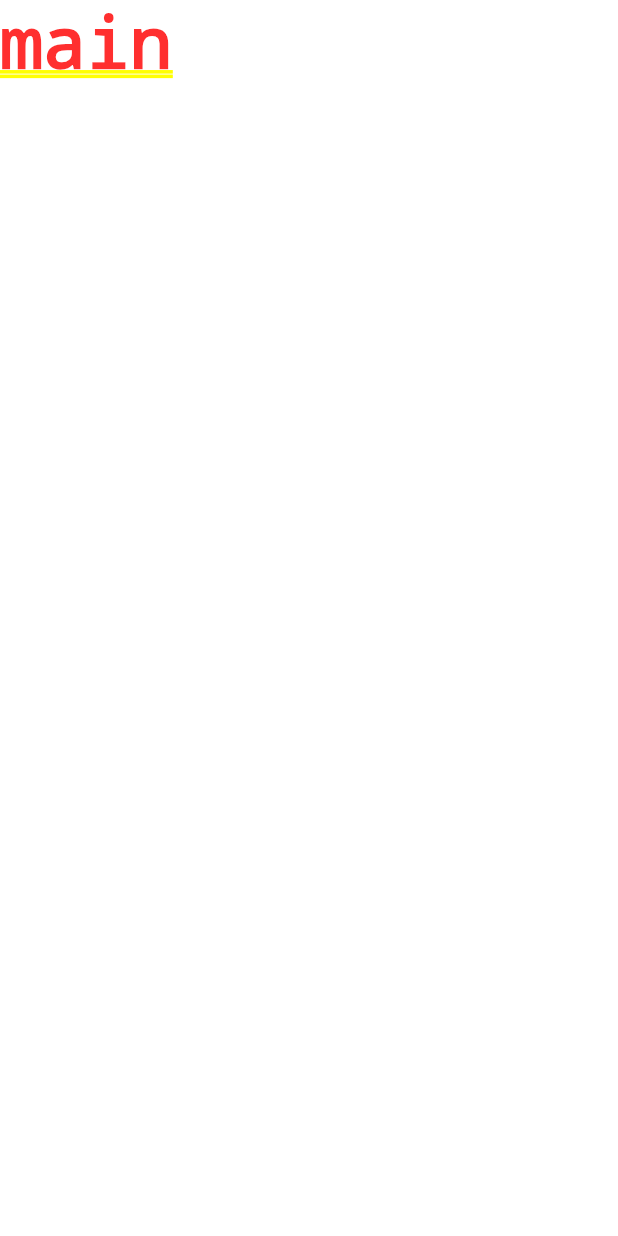
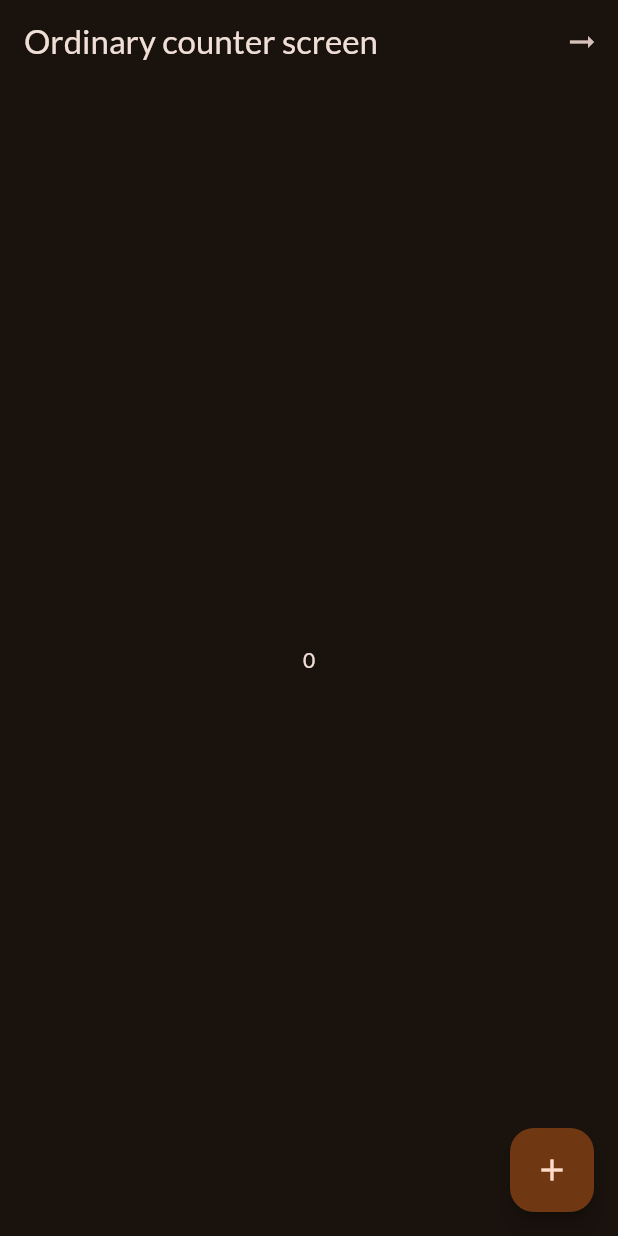
Before and after one commit to swaroopa-msil/flutter_training, a Flutter app: the screen it shows after launch, on a phone screen of 412 x 824 dp. Run offline on Flutter 3.47's test engine with Material 3 defaults, Android fonts, the phone set to English and light mode, and no system bars; our stand-ins replace google_fonts.

Commit message:
-  state managing using bloc

```diff
--- /dev/null
+++ b/lib/bloc/CounterBloc.dart
@@ -0,0 +1,32 @@
+import 'dart:async';
+import 'base_bloc.dart';
+
+class CounterBloc implements BaseBloc{
+ //final _streamController = StreamController<int>.broadcast(); for multiple listening
+ final _streamController = StreamController<int>();
+  int _value = 0;
+ int get value => _value;
+
+ StreamSink<int> get _pushEvent => _streamController.sink;
+ Stream<int> get listenEvent => _streamController.stream;
+
+ CounterBloc(){
+  _pushEvent.add(value);
+ }
+
+ void incrementCounter(){
+  _value = value + 1 ;
+   _pushEvent.add(value );
+ }
+
+ // void decrementCounter(){
+ //  _value = value - 1 ;
+ //  _pushEvent.add(value );
+ // }
+
+ @override
+  void dispose(){
+   _streamController.close();
+ }
+
+}
--- /dev/null
+++ b/lib/bloc/advanced_bloc.dart
@@ -0,0 +1,36 @@
+import 'dart:async';
+
+import 'package:march09/bloc/base_bloc.dart';
+import 'package:march09/model/counter_model.dart';
+
+class AdvancedBloc extends BaseBloc{
+  final _advController = StreamController<CounterModel>();
+  StreamSink<CounterModel>  get _pushEvent => _advController.sink;
+  Stream<CounterModel>  get getEvent => _advController.stream;
+
+  CounterModel _value = CounterModel(value: 10, date: DateTime.now());
+
+  CounterModel get value => _value;
+
+  @override
+  void dispose() {
+    _advController.close();
+  }
+
+  void decrement(){
+    _value = _value.copyWith(
+      value: _value.value - 1,
+      date: DateTime.now()
+    );
+    _pushEvent.add(_value);
+  }
+
+   AdvancedBloc.updateValue(CounterModel v){
+    _value = v;
+   }
+
+  AdvancedBloc(){
+    _pushEvent.add(_value);
+  }
+
+}
--- /dev/null
+++ b/lib/bloc/base_bloc.dart
@@ -0,0 +1,3 @@
+abstract class BaseBloc{
+  void dispose();
+}
--- a/lib/main.dart
+++ b/lib/main.dart
@@ -1,6 +1,8 @@
 import 'package:flutter/material.dart';
 import 'package:google_fonts/google_fonts.dart';
-import 'package:flutter_riverpod/flutter_riverpod.dart';
+import 'package:march09/bloc/CounterBloc.dart';
+import 'package:march09/bloc/bloc_provider.dart';
+import 'package:march09/screens/counter_screen.dart';
 
 final theme = ThemeData(
   useMaterial3: true,
@@ -12,14 +14,17 @@ final theme = ThemeData(
 );
 
 void main() {
-  runApp(const ProviderScope(child: App()));
+  runApp(const App());
 }
 
 class App extends StatelessWidget {
   const App({super.key});
-
   @override
   Widget build(BuildContext context) {
-    return MaterialApp(theme: theme, home: const Text("main"));
+
+    return  MaterialApp(
+          theme: theme,
+          home:  BlocProvider(widgetObject: const CounterScreen(),
+              blocObject: CounterBloc()));
   }
 }
--- /dev/null
+++ b/lib/model/counter_model.dart
@@ -0,0 +1,15 @@
+class CounterModel{
+
+  final int value;
+  final DateTime date;
+
+CounterModel({required this.value, required this.date});
+
+CounterModel copyWith ({
+    int? value,
+    DateTime? date
+}){
+  return CounterModel(value: value ?? this.value , date: date ?? this.date);
+}
+
+}
--- /dev/null
+++ b/lib/screens/counter_screen.dart
@@ -0,0 +1,46 @@
+import 'package:flutter/material.dart';
+import 'package:march09/bloc/CounterBloc.dart';
+import 'package:march09/bloc/advanced_bloc.dart';
+import 'package:march09/bloc/bloc_provider.dart';
+import 'package:march09/model/counter_model.dart';
+import 'package:march09/screens/adv_counter.dart';
+
+class CounterScreen extends StatelessWidget {
+  const CounterScreen({super.key});
+
+  @override
+  Widget build(BuildContext context) {
+    CounterBloc counterBloc = BlocProvider.of<CounterBloc>(context);
+    return Scaffold(
+      appBar: AppBar(
+          title: const Text('Ordinary counter screen '),
+          actions: [
+            IconButton(onPressed: (){
+             final valueObj = AdvancedBloc.updateValue(CounterModel(
+                value: counterBloc.value,
+                date: DateTime.now()
+              ));
+              Navigator.push(context, MaterialPageRoute(builder: (context) => BlocProvider(blocObject:
+              valueObj, widgetObject: const AdvancedCounter())));
+            }, icon: const Icon(Icons.arrow_right_alt))
+          ]
+      ),
+      body: StreamBuilder(
+        stream: counterBloc.listenEvent,
+        initialData: counterBloc.value,
+        builder: (context,snapshot){
+
+          if(snapshot.connectionState == ConnectionState.waiting){
+            return const Center(child: CircularProgressIndicator());
+          }
+          return Center(child:
+          Text('${snapshot.data}',style: TextStyle(color: Theme.of(context).colorScheme.onBackground),));
+        },
+      ),
+      floatingActionButton: FloatingActionButton(
+          onPressed: counterBloc.incrementCounter,
+          child: const Icon(Icons.add)
+      ),
+    );
+  }
+}
--- a/pubspec.yaml
+++ b/pubspec.yaml
@@ -38,6 +38,7 @@ dependencies:
   google_fonts: ^6.2.1
   transparent_image: ^2.0.1
   flutter_riverpod: ^2.5.1
+  bloc: ^8.1.4
 
 dev_dependencies:
   flutter_test:
```
Also changed, not shown: lib/bloc/bloc_provider.dart (added, +31 -0 lines), lib/screens/adv_counter.dart (added, +29 -0 lines), pubspec.lock.
